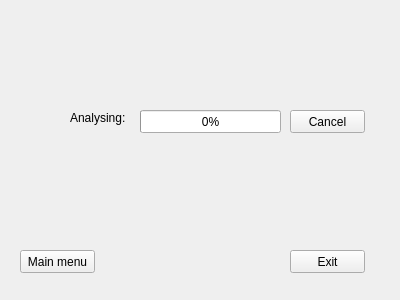
lkelly451/SubScraperGUI, file SubScraperGUI/Diagnostics.ui: the form before one commit.
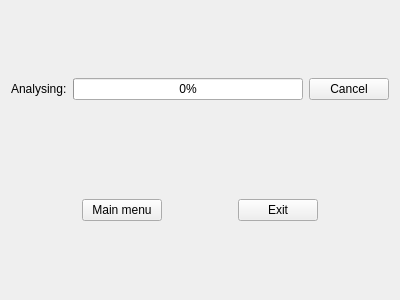
The form after the commit.

Commit message: Added link to output file when analysis completes. Made aesthetic changes to Diagnostics.

```diff
--- a/SubScraperGUI/Diagnostics.ui
+++ b/SubScraperGUI/Diagnostics.ui
@@ -13,84 +13,107 @@
   <property name="windowTitle">
    <string>Diagnostics</string>
   </property>
+  <layout class="QGridLayout" name="gridLayout">
+   <item row="0" column="0">
+    <layout class="QVBoxLayout" name="verticalLayout">
+     <item>
+      <layout class="QHBoxLayout" name="horizontalLayout">
+       <item>
+        <widget class="QLabel" name="progressBarLabel">
+         <property name="text">
+          <string>Analysing:</string>
+         </property>
+        </widget>
+       </item>
+       <item>
   <widget class="QProgressBar" name="progressBar">
-   <property name="geometry">
-    <rect>
-     <x>140</x>
-     <y>110</y>
-     <width>141</width>
-     <height>23</height>
-    </rect>
-   </property>
    <property name="value">
     <number>0</number>
    </property>
   </widget>
-  <widget class="QLabel" name="progressBarLabel">
-   <property name="geometry">
-    <rect>
-     <x>70</x>
-     <y>110</y>
-     <width>61</width>
-     <height>16</height>
-    </rect>
-   </property>
+       </item>
+       <item>
+        <widget class="QPushButton" name="cancelButton">
    <property name="text">
-    <string>Analysing:</string>
-   </property>
-  </widget>
+          <string>Cancel</string>
+         </property>
+        </widget>
+       </item>
+      </layout>
+     </item>
+     <item>
   <widget class="QLabel" name="outputLabel">
-   <property name="geometry">
-    <rect>
-     <x>140</x>
-     <y>160</y>
-     <width>111</width>
+       <property name="maximumSize">
+        <size>
+         <width>16777215</width>
      <height>20</height>
-    </rect>
+        </size>
    </property>
    <property name="text">
     <string/>
    </property>
   </widget>
-  <widget class="QPushButton" name="exitButton">
-   <property name="geometry">
-    <rect>
-     <x>290</x>
-     <y>250</y>
-     <width>75</width>
-     <height>23</height>
-    </rect>
-   </property>
-   <property name="text">
-    <string>Exit</string>
-   </property>
-  </widget>
+     </item>
+    </layout>
+   </item>
+   <item row="1" column="0">
+    <layout class="QHBoxLayout" name="horizontalLayout_2">
+     <item>
+      <spacer name="horizontalSpacer_2">
+       <property name="orientation">
+        <enum>Qt::Horizontal</enum>
+       </property>
+       <property name="sizeHint" stdset="0">
+        <size>
+         <width>40</width>
+         <height>20</height>
+        </size>
+       </property>
+      </spacer>
+     </item>
+     <item>
   <widget class="QPushButton" name="mainButton">
-   <property name="geometry">
-    <rect>
-     <x>20</x>
-     <y>250</y>
-     <width>75</width>
-     <height>23</height>
-    </rect>
-   </property>
    <property name="text">
     <string>Main menu</string>
    </property>
   </widget>
-  <widget class="QPushButton" name="cancelButton">
-   <property name="geometry">
-    <rect>
-     <x>290</x>
-     <y>110</y>
-     <width>75</width>
-     <height>23</height>
-    </rect>
-   </property>
+     </item>
+     <item>
+      <spacer name="horizontalSpacer">
+       <property name="orientation">
+        <enum>Qt::Horizontal</enum>
+       </property>
+       <property name="sizeHint" stdset="0">
+        <size>
+         <width>40</width>
+         <height>20</height>
+        </size>
+       </property>
+      </spacer>
+     </item>
+     <item>
+      <widget class="QPushButton" name="exitButton">
    <property name="text">
-    <string>Cancel</string>
-   </property>
-  </widget>
+        <string>Exit</string>
+       </property>
+      </widget>
+     </item>
+     <item>
+      <spacer name="horizontalSpacer_3">
+       <property name="orientation">
+        <enum>Qt::Horizontal</enum>
+       </property>
+       <property name="sizeHint" stdset="0">
+        <size>
+         <width>40</width>
+         <height>20</height>
+        </size>
+       </property>
+      </spacer>
+     </item>
+    </layout>
+   </item>
+  </layout>
  </widget>
  <layoutdefault spacing="6" margin="11"/>
  <resources/>
```
Lines whose indentation alone changed are shown as unchanged. The commit also changes 4 other files.
